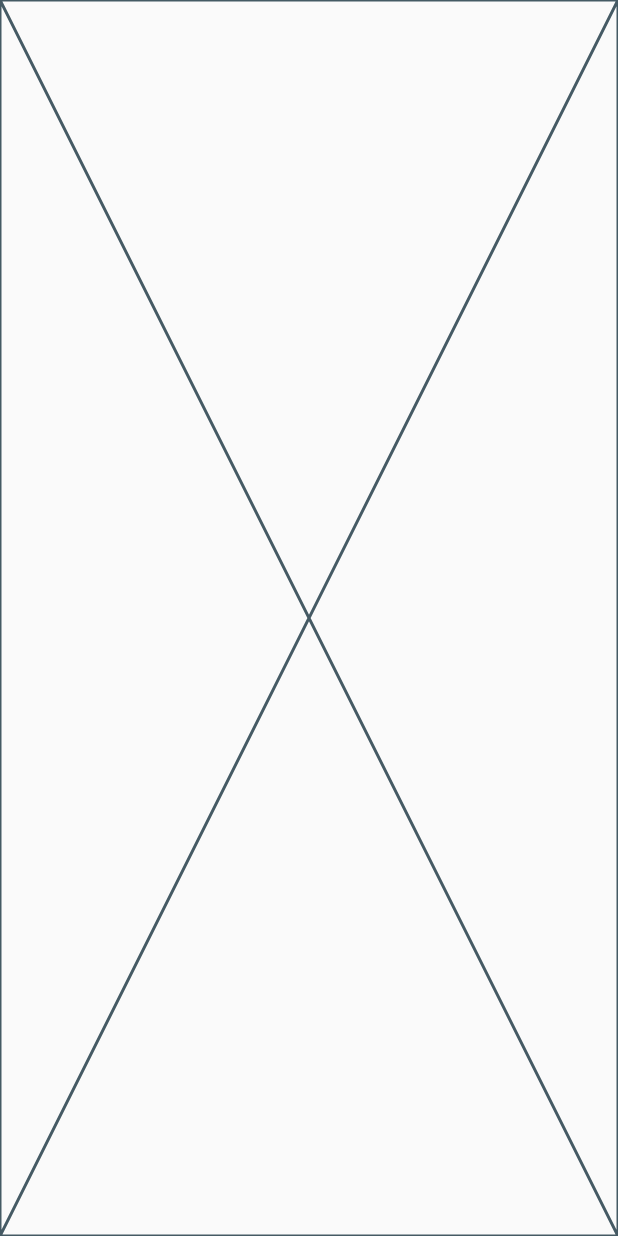
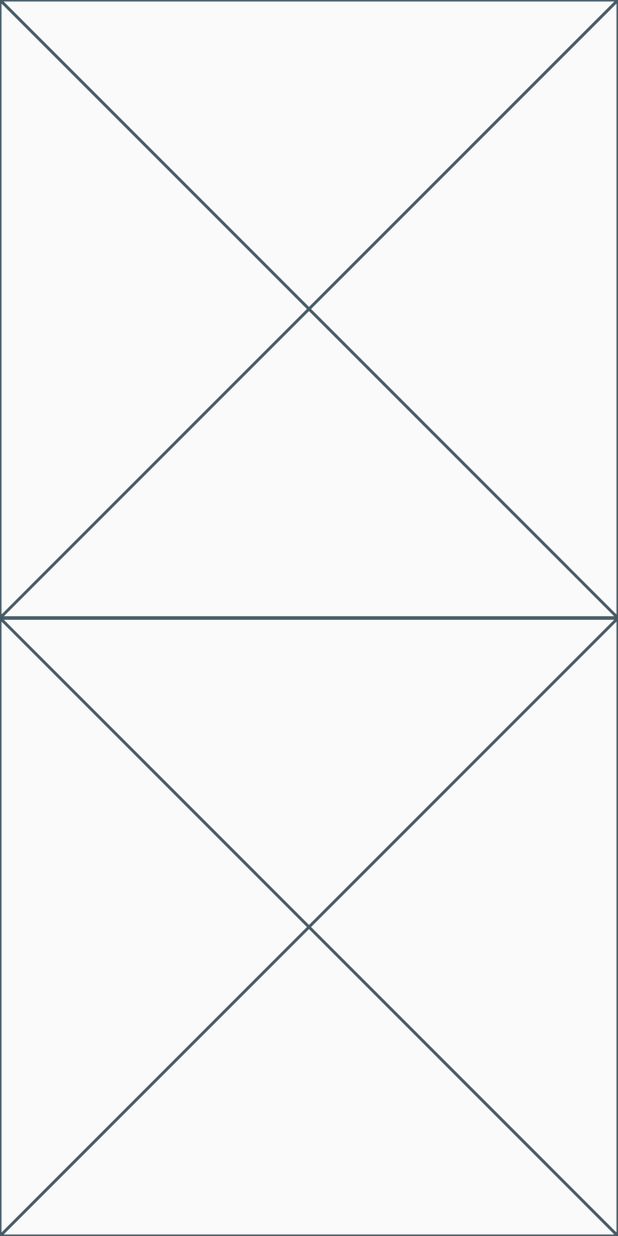
Before and after one commit to JAICHANGPARK/flutter_notebook_8th_story, a Flutter app: the ProfilePage screen opened directly, on a phone screen of 412 x 824 dp. Run offline on Flutter 3.47's test engine with Material 2 defaults, Android fonts, the phone set to English and light mode, and no system bars; our stand-ins replace badges, flutter_hooks, google_fonts, hooks_riverpod, state_notifier; network calls fail.

Commit message:
Update profile_page.dart

```diff
--- a/lib/ep580_linkedin_app/profile_page.dart
+++ b/lib/ep580_linkedin_app/profile_page.dart
@@ -15,7 +15,9 @@ class _ProfilePageState extends State<ProfilePage> {
           Expanded(
             child: Placeholder(),
           ),
-
+          Expanded(
+            child: Placeholder(),
+          )
 
         ],
       ),
```
